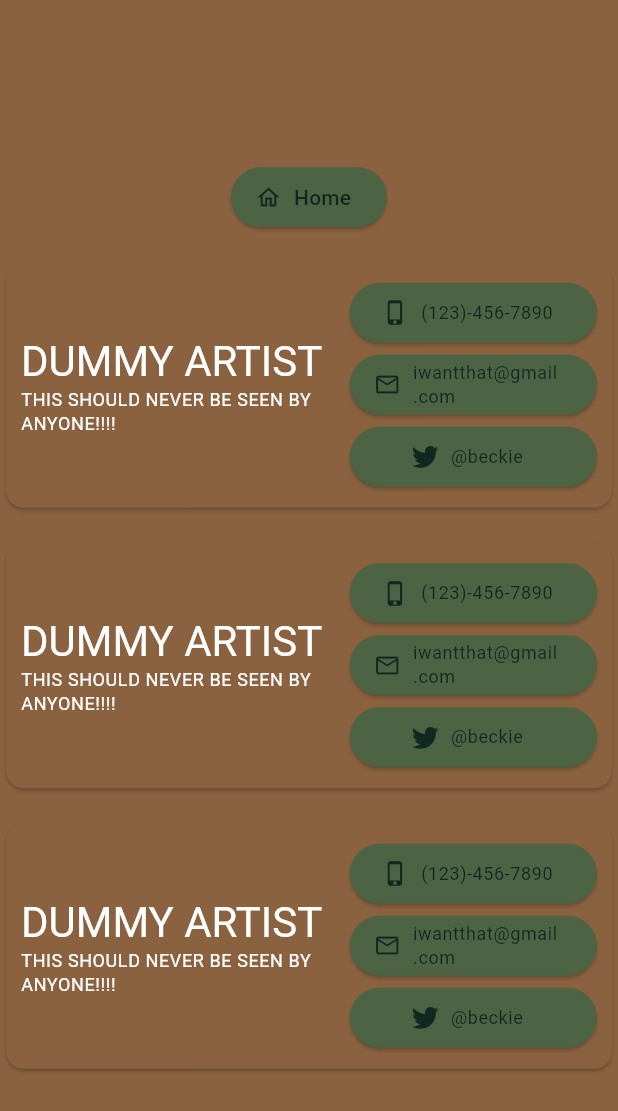
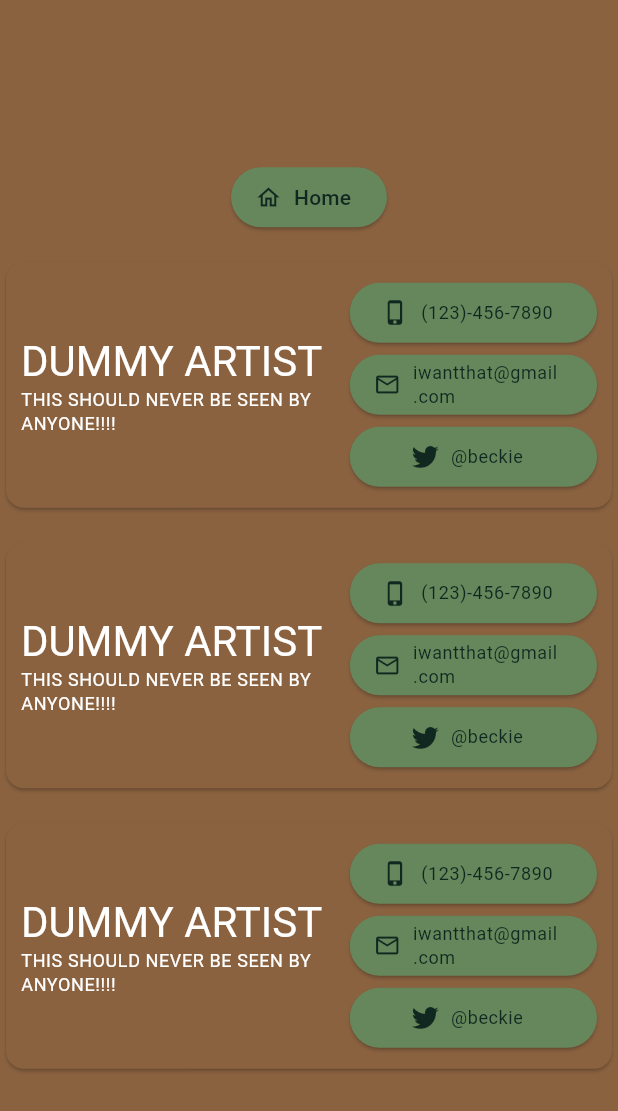
Before and after one commit to mehulgoel873/IWantThat, a Flutter app: the screen it shows once a user with an empty profile is signed in, after a tap on "Find an Artist", on a phone screen of 412 x 824 dp. Shown: the top 1111 px of the screen. Run offline on Flutter 3.47's test engine with Material 3 defaults, Android fonts, the phone set to English and light mode, and no system bars; our stand-ins replace cloud_firestore, cloud_functions, firebase_auth, firebase_core, firebase_storage, firebase_vertexai and 2 more; missing offline and left inert: firebase_ui_auth; accounts and stored records are empty; generated files the repository leaves out were written again.

Commit message:
fixed some styling

```diff
--- a/flutter_app/lib/main.dart
+++ b/flutter_app/lib/main.dart
@@ -20,7 +20,7 @@ import 'artist_info_page.dart';
 
 var buttonForegroundColor = Color(0xFF102820);
 var elevatedStyle = ElevatedButton.styleFrom(
-    foregroundColor: buttonForegroundColor, backgroundColor: Color(0xFF4C6444));
+    foregroundColor: buttonForegroundColor, backgroundColor: Color(0xFF66865B));
 // var buttonForegroundColor = Color(0xFF084A0E);
 // var elevatedStyle = ElevatedButton.styleFrom(
 //     foregroundColor: buttonForegroundColor, backgroundColor: Color(0xFF57CC99));
@@ -86,8 +86,6 @@ class MyApp extends StatelessWidget {
             // ),
             colorScheme: ColorScheme.fromSeed(
                 seedColor: Color(0xFF8A6240),
-                primary: Color(0xFF4D2D18),
-                secondary: Color(0xFF4C6444),
                 surface: Color(0xFF8A6240),
                 onSurface: Color(0xFF3E2514),
                 error: Color(0xFFE85F5C)),
@@ -409,7 +407,7 @@ class PhotoPage extends StatelessWidget {
                 ? Padding(
                     padding: const EdgeInsets.all(8.0),
                     child: Card(
-                        color: theme.colorScheme.primary,
+                        color: theme.colorScheme.tertiary,
                         child: Padding(
                           padding: const EdgeInsets.all(8.0),
                           child: Column(
@@ -417,7 +415,7 @@ class PhotoPage extends StatelessWidget {
                               Text("Are you an artist?",
                                   style: theme.textTheme.headlineSmall!
                                       .copyWith(
-                                          color: theme.colorScheme.onPrimary)),
+                                          color: theme.colorScheme.onTertiary)),
                               Row(
                                   mainAxisAlignment: MainAxisAlignment.center,
                                   children: [
@@ -437,11 +435,6 @@ class PhotoPage extends StatelessWidget {
                                     ),
                                     SizedBox(width: 15),
                                     ElevatedButton.icon(
-                                      style: ElevatedButton.styleFrom(
-                                        backgroundColor: Color(0xFF084A0E),
-                                        foregroundColor:
-                                            theme.colorScheme.onSurface,
-                                      ),
                                       onPressed: () {
                                         print("This user is an artist");
                                         appState.setArtist(true);
@@ -488,9 +481,7 @@ class PhotoPage extends StatelessWidget {
             appState._selectedImage != null
                 ? Padding(
                     padding: const EdgeInsets.all(8.0),
-                    child: SizedBox(
-                        height: 250.0,
-                        child: Image.file(appState._selectedImage!)),
+                    child: Image.file(appState._selectedImage!),
                   )
                 : Padding(
                     padding: const EdgeInsets.all(15.0),
```
